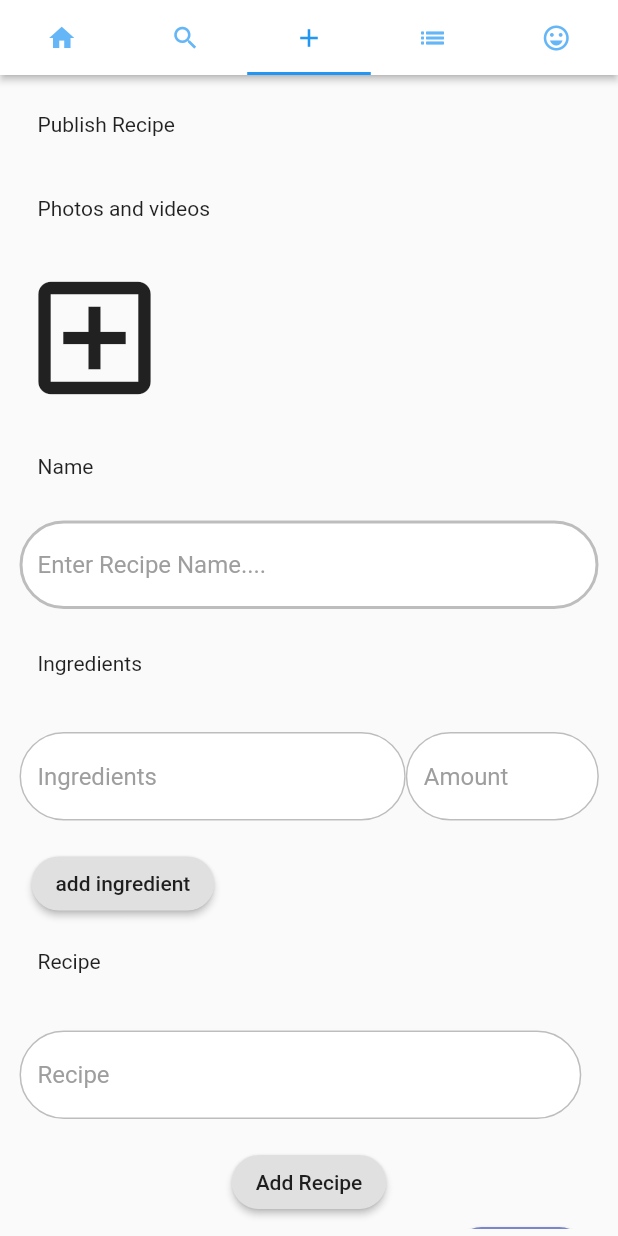
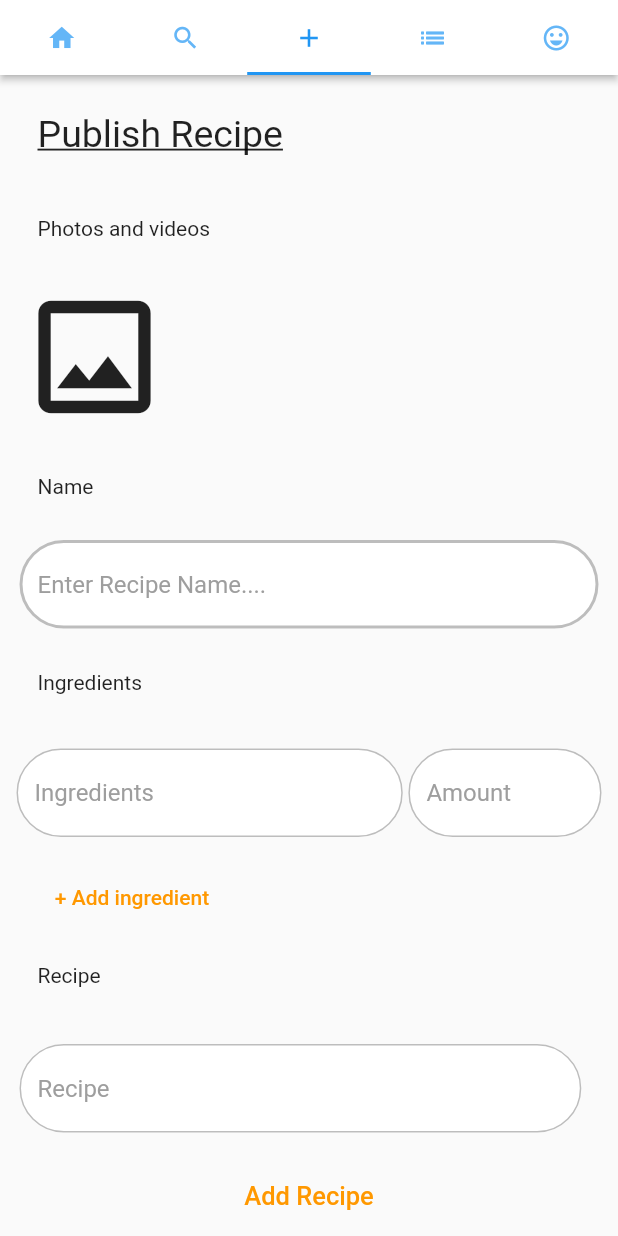
Before and after one commit to rexsolis7458/final_gloggapp, a Flutter app: the screen it shows once a user with an empty profile is signed in, tab 3 chosen, on a phone screen of 412 x 824 dp. Run offline on Flutter 3.47's test engine with Material 2 defaults, Android fonts, the phone set to English and light mode, and no system bars; our stand-ins replace cloud_firestore, firebase_auth, firebase_core, firebase_storage, image_picker; missing offline and left inert: duration; accounts and stored records are empty; network calls fail.

Commit message:
Update add.dart

```diff
--- a/lib/screens/add.dart
+++ b/lib/screens/add.dart
@@ -59,16 +59,18 @@ class _AddState extends State<Add> {
             Container(
               padding: const EdgeInsets.all(20.0),
               alignment: Alignment.bottomLeft,
-              child: Text(
-                "Publish Recipe",
-              ),
+              child: Text("Publish Recipe",
+                  style: new TextStyle(
+                    decoration: TextDecoration.underline,
+                    fontSize: 25,
+                  )),
             ),
             addRecipe('Photos and videos'),
             Container(
                 alignment: Alignment.bottomLeft,
                 child: IconButton(
                   iconSize: 100.0,
-                  icon: Icon(Icons.add_box_outlined),
+                  icon: Icon(Icons.image_outlined),
                   onPressed: () => pickImage(),
                 )),
             addRecipe('Name'),
@@ -89,7 +91,7 @@ class _AddState extends State<Add> {
             ),
             addRecipe('Ingredients'),
             Padding(
-              padding: const EdgeInsets.all(8.0),
+              padding: const EdgeInsets.all(6.0),
               child: Container(
                 child: ListView.builder(
                   shrinkWrap: true,
@@ -103,20 +105,16 @@ class _AddState extends State<Add> {
             ),
             Container(
               alignment: Alignment.bottomLeft,
-              padding: EdgeInsets.symmetric(horizontal: 16.0),
-              child: RaisedButton(
+              padding: EdgeInsets.symmetric(horizontal: 12.0),
+              child: FlatButton(
+                child: Text(" + Add ingredient"),
+                textColor: Colors.orange,
                 onPressed: () {
                   setState(() {
                     ingredients.add(TextEditingController());
                     amount.add(TextEditingController());
                   });
                 },
-                child: Container(
-                  padding: EdgeInsets.symmetric(vertical: 8.0),
-                  child: Text("add ingredient"),
-                ),
-                shape: RoundedRectangleBorder(
-                    borderRadius: new BorderRadius.circular(30.0)),
               ),
             ),
             addRecipe('Recipe'),
@@ -136,20 +134,17 @@ class _AddState extends State<Add> {
             Container(
               alignment: Alignment.bottomCenter,
               padding: EdgeInsets.symmetric(horizontal: 16.0),
-              child: RaisedButton(
+              child: FlatButton(
+                child: Text(
+                  "Add Recipe",
+                  style: new TextStyle(fontSize: 17.0),
+                ),
+                textColor: Colors.orange,
                 onPressed: () {
                   setState(() {
                     recipe.add(TextEditingController());
                   });
                 },
-                child: Container(
-                  padding: EdgeInsets.symmetric(vertical: 8.0),
-                  child: Text(
-                    "Add Recipe",
-                  ),
-                ),
-                shape: RoundedRectangleBorder(
-                    borderRadius: new BorderRadius.circular(30.0)),
               ),
             ),
             Container(
```
